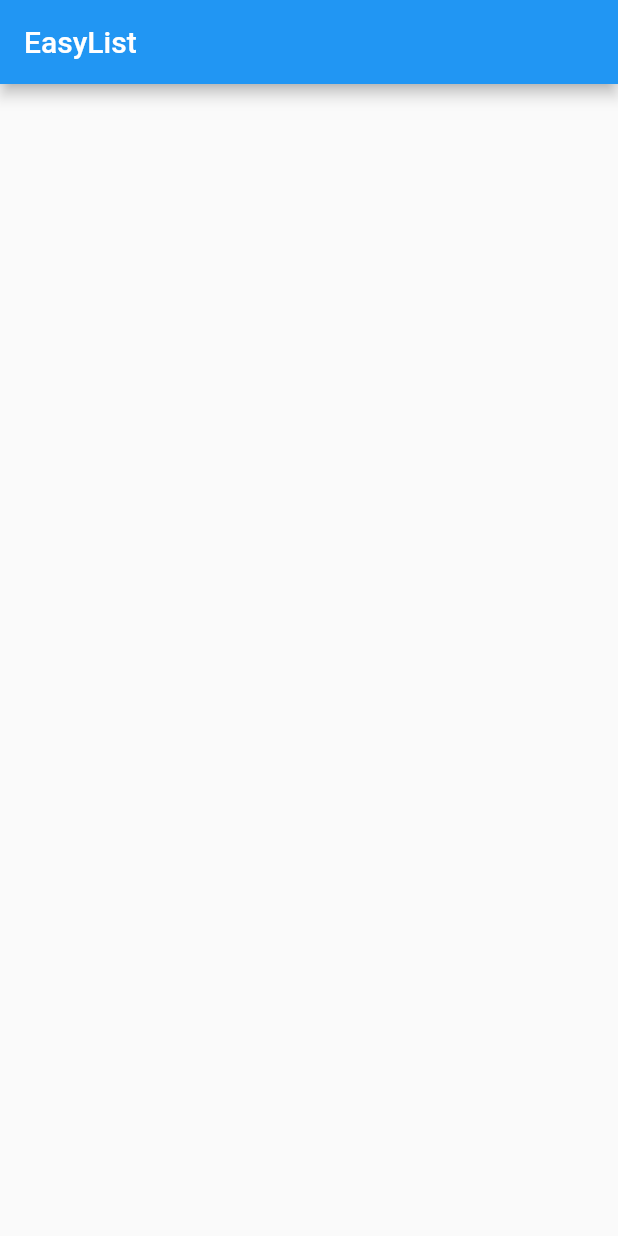
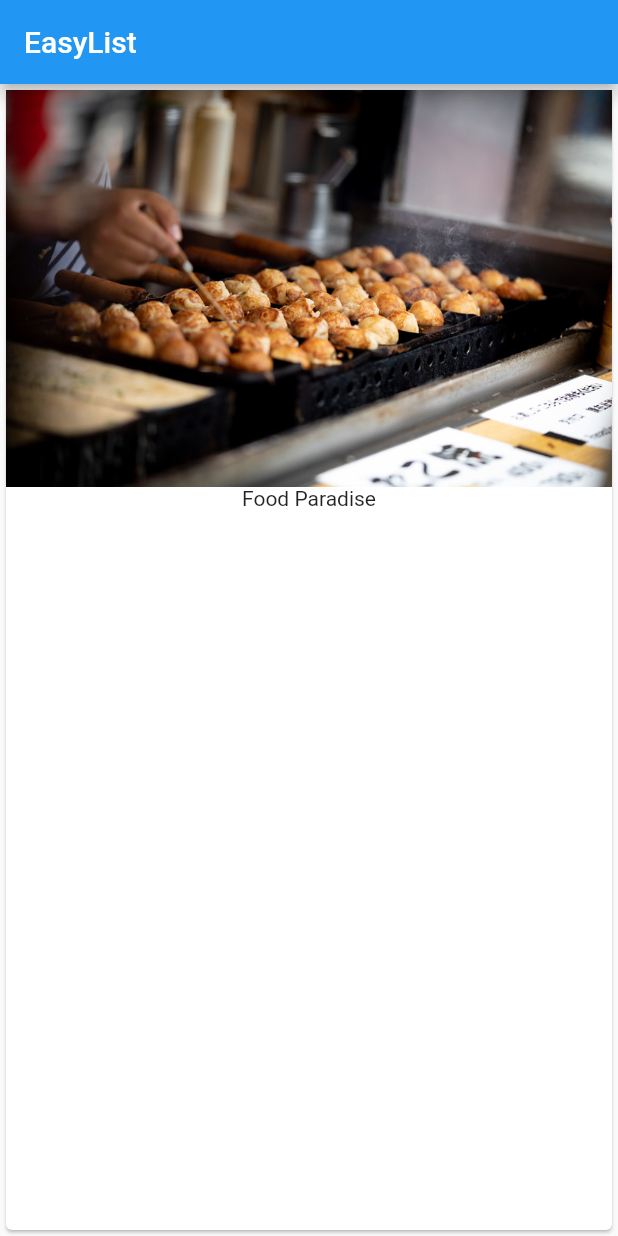
Before and after one commit to yukihirai0505/flutter-sample, a Flutter app: the screen it shows after launch, on a phone screen of 412 x 824 dp. Run offline on Flutter 3.47's test engine with Material 2 defaults, Android fonts, the phone set to English and light mode, and no system bars.

Commit message:
Add cards and images

```diff
--- a/lib/main.dart
+++ b/lib/main.dart
@@ -1,8 +1,6 @@
 import 'package:flutter/material.dart';
 
-main() {
-  runApp(MyApp());
-}
+void main() => runApp(MyApp());
 
 class MyApp extends StatelessWidget {
   @override
@@ -12,6 +10,14 @@ class MyApp extends StatelessWidget {
         appBar: AppBar(
           title: Text('EasyList'),
         ),
+        body: Card(
+          child: Column(
+            children: <Widget>[
+              Image.asset('assets/food.jpg'),
+              Text('Food Paradise')
+            ],
+          ),
+        ),
       ),
     );
   }
```
Also changed, not shown: pubspec.yaml (+2 -7 lines), assets/food.jpg (added).
